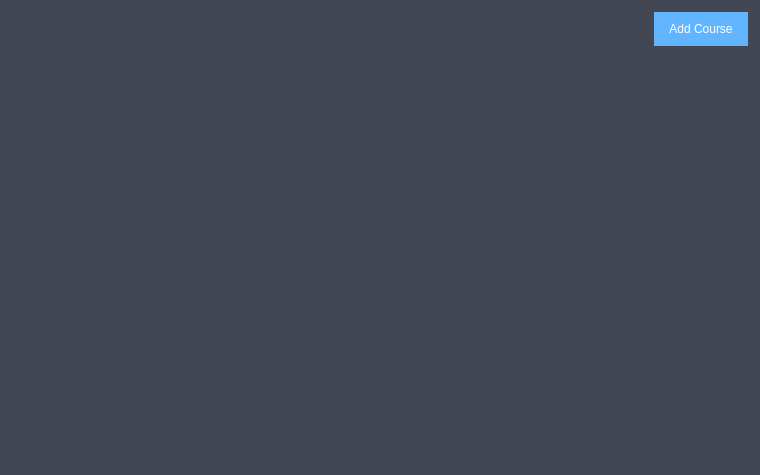
Above: TurboGrade/ui/dashboard.ui from wassgha/TurboGrade before the change. Below: the same form after it.
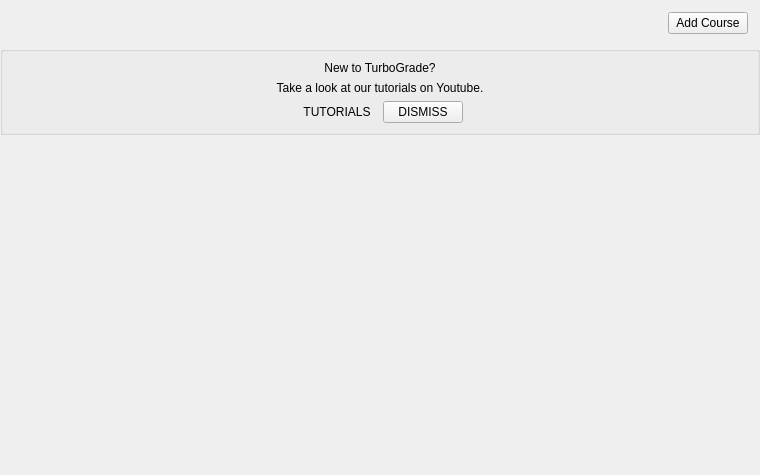
That is the form after the change. Icons and pictures are not drawn.

```diff
--- a/TurboGrade/ui/dashboard.ui
+++ b/TurboGrade/ui/dashboard.ui
@@ -25,6 +25,39 @@
 	border-radius: 18px;
 	color: white;
 	background: #61b4ff;
+}
+#tutorial {
+	background: #63c46b;
+	color: white;
+	border : none;
+	text-align: center;
+}
+#tutorial &gt; #tutorial_head, #tutorial &gt; #tutorial_text {
+	color: white;
+	font-size: 16px;
+	text-align: center;
+}
+
+#tutorial &gt; #tutorial_head {
+	font-weight: bold;
+	font-size: 22px;
+}
+
+#tutorial_btn, #dismiss_btn {
+	border-radius: 3px;
+	background: transparent;
+	color: white;
+	border: 1px solid white;
+	text-transform: uppercase;
+	max-width: 100px;
+	padding: 8px;
+	text-align:center;
+	font-size: 12px;
+}
+
+#dismiss_btn {
+	border: 1px solid rgba(255, 255, 255, 160);
+	color: rgba(255, 255, 255, 160);
 }</string>
   </property>
   <layout class="QVBoxLayout" name="verticalLayout">
@@ -126,6 +159,91 @@
      </item>
     </layout>
    </item>
+   <item>
+    <widget class="QGroupBox" name="tutorial">
+     <property name="title">
+      <string/>
+     </property>
+     <property name="alignment">
+      <set>Qt::AlignCenter</set>
+     </property>
+     <property name="flat">
+      <bool>true</bool>
+     </property>
+     <property name="checkable">
+      <bool>false</bool>
+     </property>
+     <layout class="QVBoxLayout" name="verticalLayout_2">
+      <item>
+       <widget class="QLabel" name="tutorial_head">
+        <property name="text">
+         <string>New to TurboGrade?</string>
+        </property>
+        <property name="alignment">
+         <set>Qt::AlignCenter</set>
+        </property>
+       </widget>
+      </item>
+      <item>
+       <widget class="QLabel" name="tutorial_text">
+        <property name="text">
+         <string>Take a look at our tutorials on Youtube.</string>
+        </property>
+        <property name="alignment">
+         <set>Qt::AlignCenter</set>
+        </property>
+       </widget>
+      </item>
+      <item>
+       <layout class="QHBoxLayout" name="tutorial_btns">
+        <item>
+         <spacer name="horizontalSpacer">
+          <property name="orientation">
+           <enum>Qt::Horizontal</enum>
+          </property>
+          <property name="sizeHint" stdset="0">
+           <size>
+            <width>40</width>
+            <height>20</height>
+           </size>
+          </property>
+         </spacer>
+        </item>
+        <item>
+         <widget class="QPushButton" name="tutorial_btn">
+          <property name="text">
+           <string>TUTORIALS</string>
+          </property>
+          <property name="flat">
+           <bool>true</bool>
+          </property>
+         </widget>
+        </item>
+        <item>
+         <widget class="QPushButton" name="dismiss_btn">
+          <property name="text">
+           <string>DISMISS</string>
+          </property>
+         </widget>
+        </item>
+        <item>
+         <spacer name="horizontalSpacer_2">
+          <property name="orientation">
+           <enum>Qt::Horizontal</enum>
+          </property>
+          <property name="sizeHint" stdset="0">
+           <size>
+            <width>40</width>
+            <height>20</height>
+           </size>
+          </property>
+         </spacer>
+        </item>
+       </layout>
+      </item>
+     </layout>
+    </widget>
+   </item>
    <item>
     <widget class="QStackedWidget" name="mainWidget">
      <property name="sizePolicy">
```
Left out of the diff: 4 changed lines with no effect on the pictures.
